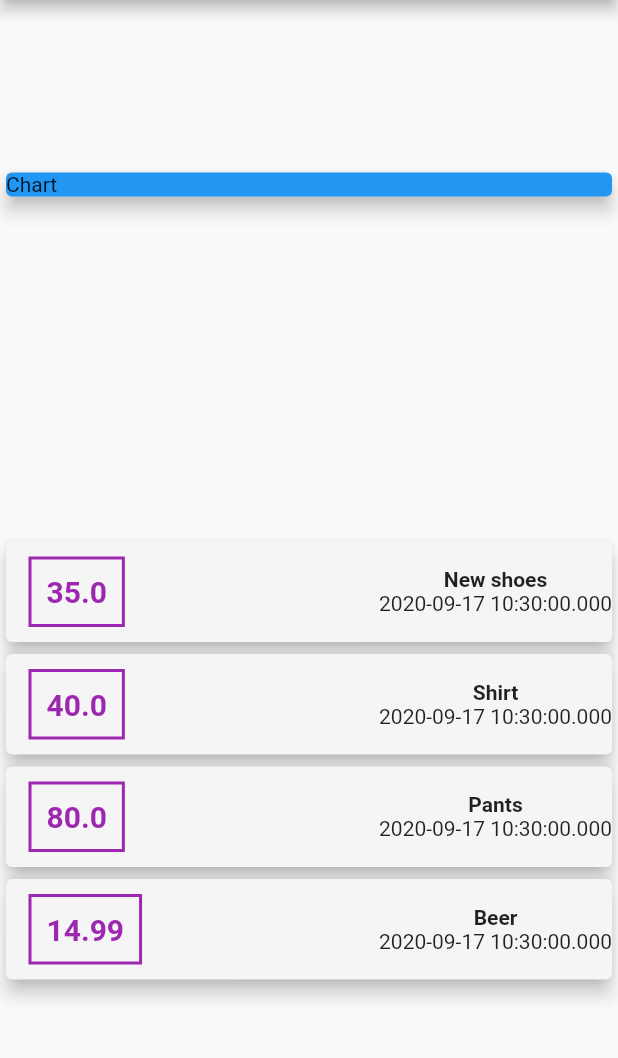
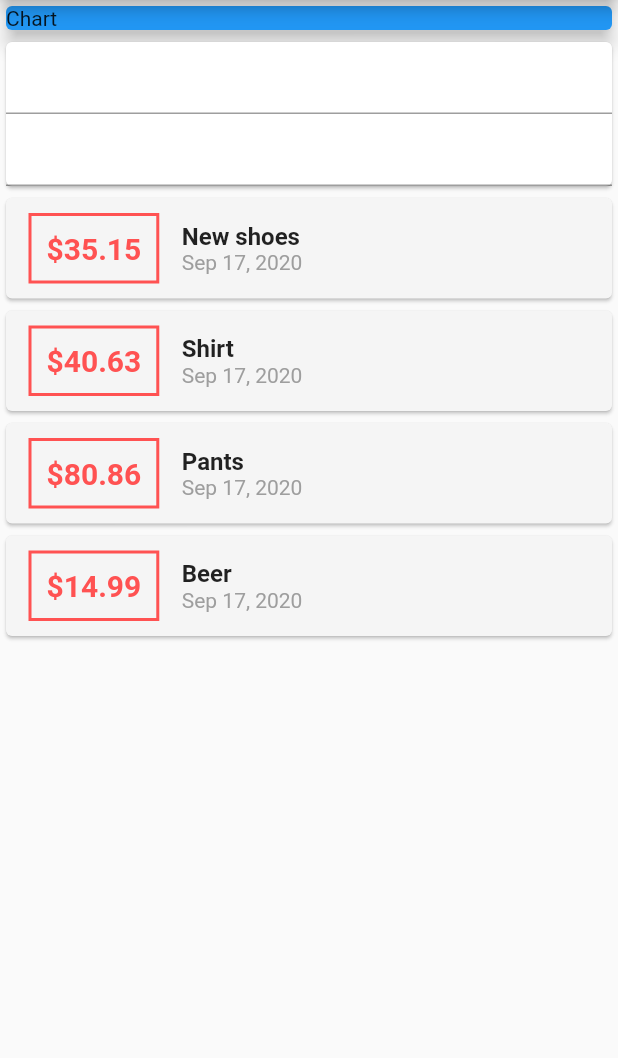
Before and after one commit to mlars84/flutter_expense_planner, a Flutter app: the screen it shows after launch, on a phone screen of 412 x 824 dp, the part 84-1142 px from its top. Run offline on Flutter 3.47's test engine with Material 2 defaults, Android fonts, the light colour scheme and no system bars.

Commit message:
Working on inputs

```diff
--- a/lib/main.dart
+++ b/lib/main.dart
@@ -1,6 +1,7 @@
 import 'package:flutter/material.dart';
-import './transaction.dart';
+import 'models/transaction.dart';
 import 'package:uuid/uuid.dart';
+import 'package:intl/intl.dart';
 
 void main() {
   runApp(MyApp());
@@ -20,11 +21,11 @@ class MyApp extends StatelessWidget {
 class MyHomePage extends StatelessWidget {
   final List<Transaction> transactions = [
     Transaction(
-        id: Uuid(), title: 'New shoes', amount: 35.00, date: DateTime.now()),
+        id: Uuid(), title: 'New shoes', amount: 35.15, date: DateTime.now()),
     Transaction(
-        id: Uuid(), title: 'Shirt', amount: 40.00, date: DateTime.now()),
+        id: Uuid(), title: 'Shirt', amount: 40.63, date: DateTime.now()),
     Transaction(
-        id: Uuid(), title: 'Pants', amount: 80.00, date: DateTime.now()),
+        id: Uuid(), title: 'Pants', amount: 80.86, date: DateTime.now()),
     Transaction(id: Uuid(), title: 'Beer', amount: 14.99, date: DateTime.now())
   ];
 
@@ -33,7 +34,6 @@ class MyHomePage extends StatelessWidget {
     return Scaffold(
         appBar: AppBar(title: Text('Expense Planner')),
         body: Column(
-          mainAxisAlignment: MainAxisAlignment.spaceAround,
           children: <Widget>[
             Container(
               width: double.infinity,
@@ -43,12 +43,19 @@ class MyHomePage extends StatelessWidget {
                 elevation: 5,
               ),
             ),
+            Card(
+              child: Column(
+                children: <Widget>[
+                  TextField(),
+                  TextField()
+                ],
+              )
+            ),
             Column(
                 children: transactions.map((transaction) {
               return Card(
                 color: Colors.grey[100],
                 child: Row(
-                  mainAxisAlignment: MainAxisAlignment.spaceBetween,
                   children: <Widget>[
                     Container(
                       margin: EdgeInsets.symmetric(
@@ -56,36 +63,38 @@ class MyHomePage extends StatelessWidget {
                         horizontal: 15
                       ),
                       decoration: BoxDecoration(
-                        border: Border.all(color: Colors.purple, width: 2)
+                        border: Border.all(color: Colors.redAccent, width: 2)
                       ),
                       padding: EdgeInsets.all(10),
                       child: Text(
-                        transaction.amount.toString(),
+                        '\$${transaction.amount.toString()}',
                         style: TextStyle(
                           fontWeight: FontWeight.bold,
                           fontSize: 20,
-                          color: Colors.purple
+                          color: Colors.redAccent
                         ),
                       ),
                     ),
                     Column(
+                      crossAxisAlignment: CrossAxisAlignment.start,
                       children: <Widget>[
                         Text(
                           transaction.title,
-                          textAlign: TextAlign.left,
                           style: TextStyle(
+                            fontSize: 16,
                             fontWeight: FontWeight.bold
                           ),
                         ),
                         Text(
-                          transaction.date.toString(),
-                          textAlign: TextAlign.left,
+                          new DateFormat.yMMMd().format(transaction.date),
+                          style: TextStyle(
+                            color: Colors.grey
+                          ),
                         )
                       ],
                     )
                   ],
                 ),
-                elevation: 5,
               );
             }).toList())
           ],
--- a/pubspec.yaml
+++ b/pubspec.yaml
@@ -30,6 +30,8 @@ dependencies:
   cupertino_icons: ^0.1.3
 
   uuid: 2.2.2
+
+  intl: ^0.16.1
 
 dev_dependencies:
   flutter_test:
```
Also changed, not shown: lib/models/transaction.dart (renamed from lib/transaction.dart), pubspec.lock.
